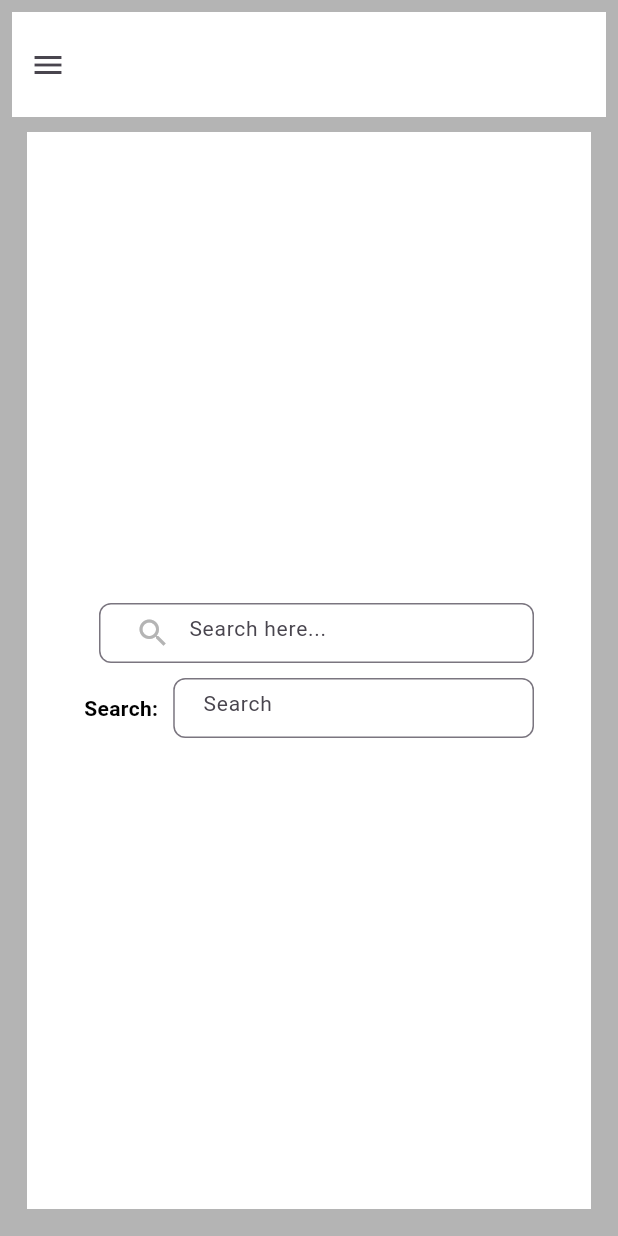
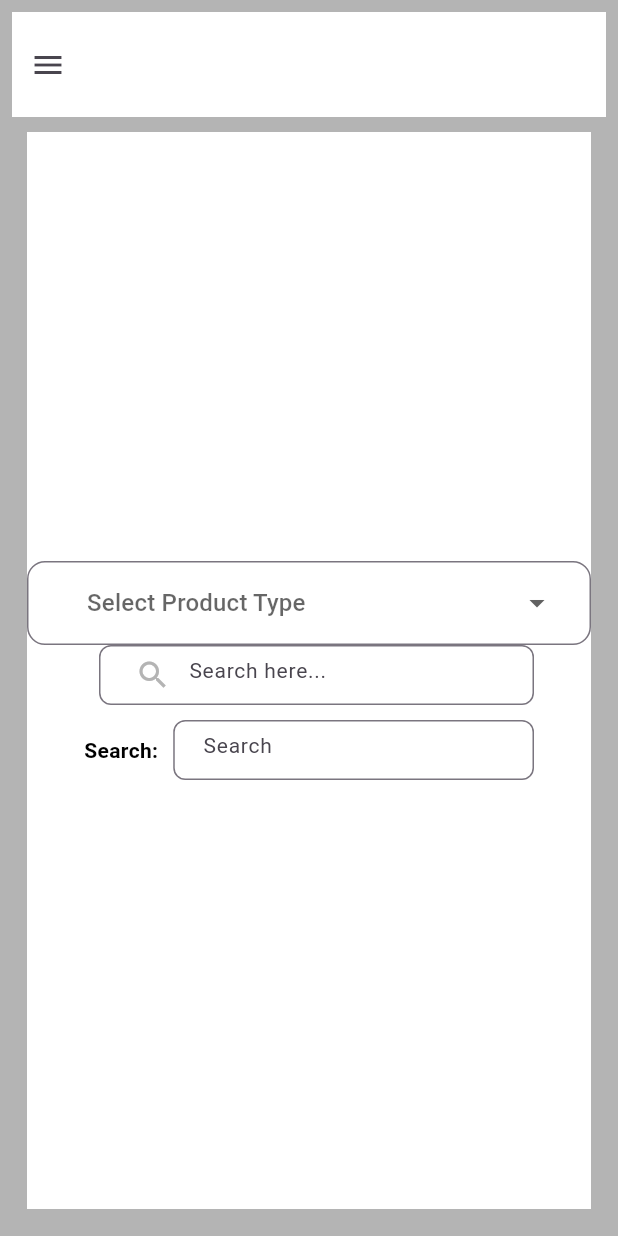
Before and after one commit to congcuong207/SeGayComponent, a Flutter app: the screen it shows after launch, on a phone screen of 412 x 824 dp. Run offline on Flutter 3.47's test engine with Material 3 defaults, Android fonts, the phone set to English and light mode, and no system bars; our stand-ins replace dropdown_button2; Roboto replaces fonts that are missing (lato).

Commit message:
dev/component: dropdownbutton common

```diff
--- /dev/null
+++ b/lib/base/button/sg_dropdown_button.dart
@@ -0,0 +1,105 @@
+import 'package:flutter/material.dart';
+import 'package:dropdown_button2/dropdown_button2.dart';
+import 'package:se_gay_components/utils/constants/colors.dart';
+
+class SGDropdownButton<T> extends StatelessWidget {
+  final String? label;
+  final double? width;
+  final double? height;
+  final Color? colorBoder;
+  final Color? colorBoderMenuItem;
+  final Color? colorSelectedText;
+  final double? sizeBoder;
+  final double? sizeBoderMenuItem;
+  final T? value;
+  final List<DropdownMenuItem<T>> items;
+  final ValueChanged<T?> onChanged;
+  final String? hintText;
+  final bool showSearch;
+
+  const SGDropdownButton({
+    super.key,
+    this.label,
+    this.width,
+    this.height,
+    this.colorBoder,
+    this.colorBoderMenuItem,
+    this.colorSelectedText,
+    this.sizeBoder,
+    this.sizeBoderMenuItem,
+    required this.value,
+    required this.items,
+    required this.onChanged,
+    this.hintText,
+    this.showSearch = true,
+  });
+
+  @override
+  Widget build(BuildContext context) {
+    return DropdownButtonFormField2<T>(
+      buttonStyleData: ButtonStyleData(
+        height: height,
+        width: width, // nếu muốn set cả width
+      ),
+      decoration: InputDecoration(
+        // labelText: label,
+        border: OutlineInputBorder(
+          borderRadius: BorderRadius.circular(12),
+        ),
+        focusedBorder: OutlineInputBorder(
+          borderRadius: BorderRadius.circular(12),
+          borderSide: BorderSide(
+              color: colorBoder ?? ColorValues.colorBorderGray,
+              width: sizeBoder ?? 1),
+        ),
+        contentPadding:
+            const EdgeInsets.symmetric(horizontal: 20, vertical: 16),
+      ),
+      isExpanded: true,
+      value: value,
+      hint: hintText != null ? Text(hintText!) : null,
+      items: items,
+      onChanged: onChanged,
+      dropdownStyleData: DropdownStyleData(
+        maxHeight: 300,
+        decoration: BoxDecoration(
+          color: Colors.white,
+          borderRadius: BorderRadius.circular(12),
+          border: Border.all(
+              color: colorBoderMenuItem ?? ColorValues.colorBorderGray,
+              width: sizeBoderMenuItem ?? sizeBoder ?? 1),
+        ),
+        offset: const Offset(0, -2),
+      ),
+      menuItemStyleData: MenuItemStyleData(
+        selectedMenuItemBuilder: (context, child) {
+          return DefaultTextStyle.merge(
+            style: TextStyle(color: colorSelectedText ?? Colors.blue),
+            child: child,
+          );
+        },
+      ),
+      dropdownSearchData: showSearch
+          ? DropdownSearchData(
+              searchController: TextEditingController(),
+              searchInnerWidget: const Padding(
+                padding: EdgeInsets.all(8),
+                child: TextField(
+                  decoration: InputDecoration(
+                    hintText: 'Tìm kiếm...',
+                    border: OutlineInputBorder(),
+                  ),
+                ),
+              ),
+              searchInnerWidgetHeight: 50,
+              searchMatchFn: (item, searchValue) {
+                return item.value
+                    .toString()
+                    .toLowerCase()
+                    .contains(searchValue.toLowerCase());
+              },
+            )
+          : null,
+    );
+  }
+}
--- a/lib/utils/constants/colors.dart
+++ b/lib/utils/constants/colors.dart
@@ -12,4 +12,5 @@ abstract class ColorValues {
   static const Color colorBorderGray = Color(0xFF9D9D9D);
   static const Color colorGrayLight = Color(0xFF676E8A);
   static const Color colorOrange = Color(0xFFFF7E41);
+  static const Color colorLightSeaGreen = Color.fromARGB(255, 58, 183, 183);
 }
--- a/lib/utils/constants/styles.dart
+++ b/lib/utils/constants/styles.dart
@@ -47,4 +47,11 @@ abstract class AppStyles {
     fontWeight: FontWeight.w500,
     fontFamily: FONT_FAMILY_LATO,
   );
+
+  static TextStyle appNameTextStyle = TextStyle(
+    fontWeight: FontWeight.bold,
+    fontSize: 20,
+    color: ColorValues.color1890FF,
+    fontFamily: FONT_FAMILY_LATO
+  );
 }
--- a/lib/widget/page/dashboard_page.dart
+++ b/lib/widget/page/dashboard_page.dart
@@ -1,19 +1,51 @@
 import 'package:flutter/material.dart';
+import 'package:se_gay_components/base/button/sg_dropdown_button.dart';
 import 'package:se_gay_components/base/input/sg_input_search.dart';
 import 'package:se_gay_components/utils/constants/colors.dart';
 
-class DashboardPage extends StatelessWidget {
+class DashboardPage extends StatefulWidget {
   const DashboardPage({super.key});
 
   @override
+  State<DashboardPage> createState() => _DashboardPageState();
+}
+
+class _DashboardPageState extends State<DashboardPage> {
+  @override
   Widget build(BuildContext context) {
     final TextEditingController _controller = TextEditingController();
+    String? _selectedProductType;
+
+    final List<String> _productTypes = [
+      'Standard',
+      'Combo',
+      'Digital',
+      'Service',
+    ];
     return Scaffold(
       backgroundColor: ColorValues.whiteColor,
       body: Center(
         child: Column(
             mainAxisAlignment: MainAxisAlignment.center,
             children: <Widget>[
+              SGDropdownButton<String>(
+                showSearch: false,
+                label: 'Product Type *',
+                value: _selectedProductType,
+                hintText: 'Select Product Type',
+                items: _productTypes
+                    .map((type) => DropdownMenuItem(
+                          value: type,
+                          child: Text(type),
+                        ))
+                    .toList(),
+                onChanged: (value) {
+                  setState(() {
+                    _selectedProductType = value;
+                  });
+                },
+              ),
+              const SizedBox(),
               SGInputSearch(
                 controller: _controller,
                 icon: Icons.search,
--- a/pubspec.yaml
+++ b/pubspec.yaml
@@ -35,6 +35,7 @@ dependencies:
   # The following adds the Cupertino Icons font to your application.
   # Use with the CupertinoIcons class for iOS style icons.
   cupertino_icons: ^1.0.6
+  dropdown_button2: ^2.3.9
   get: ^4.7.2
 
 dev_dependencies:
```
Also changed, not shown: lib/base/navBar/component/item_sidebar.dart (added, +76 -0 lines), lib/base/navBar/sidebar.dart (+38 -55 lines), assets/images/logo_design.png (added), pubspec.lock.
